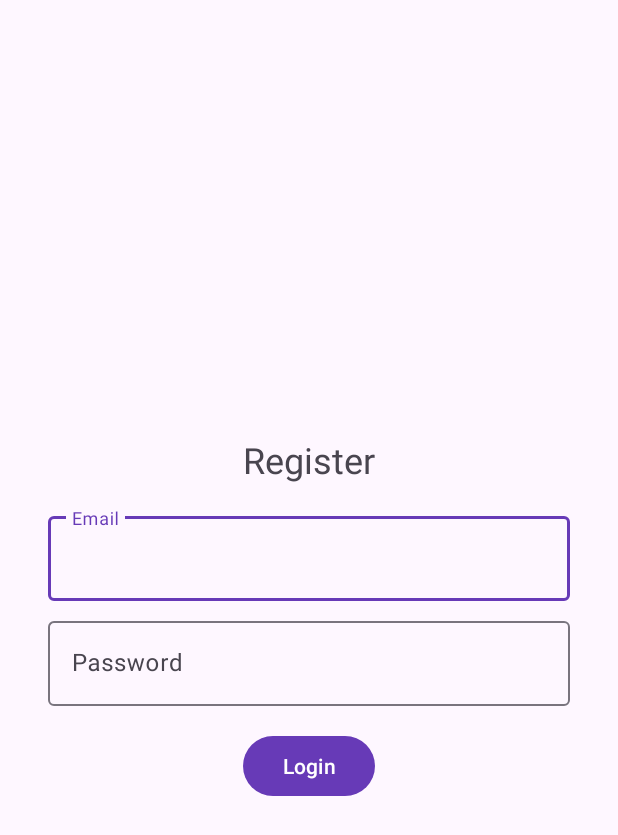
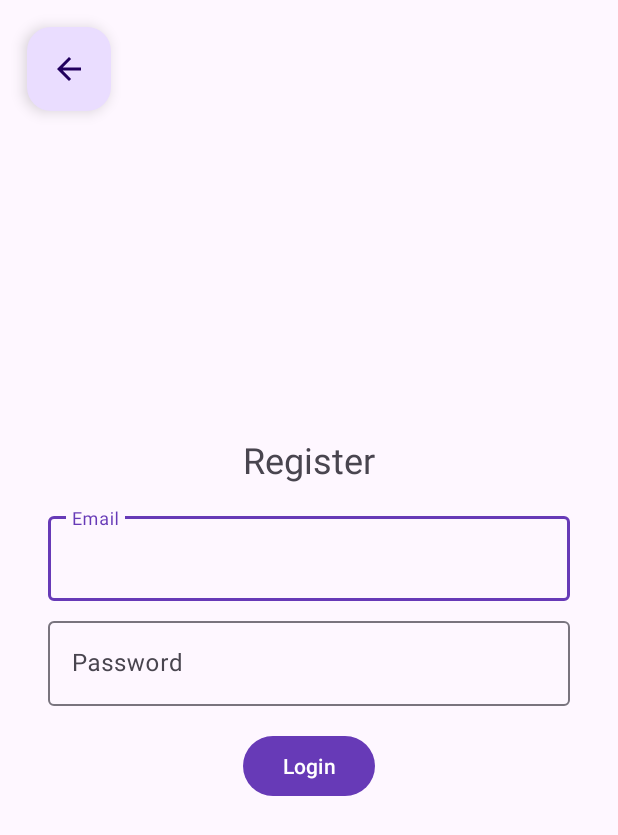
Before and after one commit to begordy/LinguaApp, an Android app built with Jetpack Compose: the screen it shows after launch (Register), after a tap on an icon or button, on a phone screen of 412 x 824 dp. Shown: the top 835 px of the screen. Run offline under Robolectric (Android 15) with nearby library versions, the phone set to English and light mode, and no system bars; our stand-ins replace Firebase (no records; nobody signed in at launch, a user with empty details on screens opened directly).

Commit message:
added Biometric authentication and made adjustments

```diff
--- /dev/null
+++ b/app/src/main/java/com/cs407/lingua/BiometricPromptManager.kt
@@ -0,0 +1,83 @@
+package com.cs407.lingua
+
+import android.os.Build
+import androidx.appcompat.app.AppCompatActivity
+import androidx.biometric.BiometricManager
+import androidx.biometric.BiometricManager.Authenticators.BIOMETRIC_STRONG
+import androidx.biometric.BiometricManager.Authenticators.DEVICE_CREDENTIAL
+import androidx.biometric.BiometricPrompt
+import androidx.biometric.BiometricPrompt.PromptInfo
+import kotlinx.coroutines.channels.Channel
+import kotlinx.coroutines.flow.receiveAsFlow
+
+class BiometricPromptManager(
+    private val activity: AppCompatActivity
+) {
+    private val resultChannel = Channel<BiometricResult>()
+    val promptResults = resultChannel.receiveAsFlow()
+
+    fun showBiometricPrompt(
+        title: String,
+        description: String
+    ) {
+        val manager = BiometricManager.from(activity)
+        val authenticators = if(Build.VERSION.SDK_INT >= 30) {
+            BIOMETRIC_STRONG or DEVICE_CREDENTIAL
+        } else BIOMETRIC_STRONG
+
+        val promptInfo = PromptInfo.Builder()
+            .setTitle(title)
+            .setDescription(description)
+            .setAllowedAuthenticators(authenticators)
+
+        if(Build.VERSION.SDK_INT < 30) {
+            promptInfo.setNegativeButtonText("Cancel")
+        }
+
+        when(manager.canAuthenticate(authenticators)) {
+            BiometricManager.BIOMETRIC_ERROR_HW_UNAVAILABLE -> {
+                resultChannel.trySend(BiometricResult.HardwareUnavailable)
+                return
+            }
+            BiometricManager.BIOMETRIC_ERROR_NO_HARDWARE -> {
+                resultChannel.trySend(BiometricResult.FeatureUnavailable)
+                return
+            }
+            BiometricManager.BIOMETRIC_ERROR_NONE_ENROLLED -> {
+                resultChannel.trySend(BiometricResult.AuthenticationNotSet)
+                return
+            }
+            else -> Unit
+        }
+
+        val prompt = BiometricPrompt(
+            activity,
+            object : BiometricPrompt.AuthenticationCallback() {
+                override fun onAuthenticationError(errorCode: Int, errString: CharSequence) {
+                    super.onAuthenticationError(errorCode, errString)
+                    resultChannel.trySend(BiometricResult.AuthenticationError(errString.toString()))
+                }
+
+                override fun onAuthenticationSucceeded(result: BiometricPrompt.AuthenticationResult) {
+                    super.onAuthenticationSucceeded(result)
+                    resultChannel.trySend(BiometricResult.AuthenticationSuccess)
+                }
+
+                override fun onAuthenticationFailed() {
+                    super.onAuthenticationFailed()
+                    resultChannel.trySend(BiometricResult.AuthenticationFailed)
+                }
+            }
+        )
+        prompt.authenticate(promptInfo.build())
+    }
+
+    sealed interface BiometricResult {
+        data object HardwareUnavailable: BiometricResult
+        data object FeatureUnavailable: BiometricResult
+        data class AuthenticationError(val error: String): BiometricResult
+        data object AuthenticationFailed: BiometricResult
+        data object AuthenticationSuccess: BiometricResult
+        data object AuthenticationNotSet: BiometricResult
+    }
+}
--- a/app/src/main/java/com/cs407/lingua/Login.kt
+++ b/app/src/main/java/com/cs407/lingua/Login.kt
@@ -1,6 +1,7 @@
 package com.cs407.lingua
 
 import android.content.Intent
+import android.os.Build
 import android.os.Bundle
 import android.util.Log
 import android.widget.Button
@@ -8,9 +9,13 @@ import android.widget.EditText
 import android.widget.Toast
 import androidx.activity.enableEdgeToEdge
 import androidx.appcompat.app.AppCompatActivity
+import androidx.biometric.BiometricManager
+import androidx.biometric.BiometricManager.Authenticators.BIOMETRIC_STRONG
+import androidx.biometric.BiometricManager.Authenticators.DEVICE_CREDENTIAL
 import androidx.core.view.ViewCompat
 import androidx.core.view.WindowInsetsCompat
 import com.google.android.gms.auth.api.identity.BeginSignInRequest
+import android.provider.Settings
 import com.google.android.gms.auth.api.signin.GoogleSignIn
 import com.google.android.gms.auth.api.signin.GoogleSignInAccount
 import com.google.android.gms.auth.api.signin.GoogleSignInClient
@@ -27,15 +32,25 @@ import kotlinx.coroutines.newSingleThreadContext
 
 class Login : AppCompatActivity() {
 
+    var authenticated = false
     private lateinit var googleAuth: Button
     private lateinit var auth: FirebaseAuth
     private lateinit var googleSignInClient: GoogleSignInClient
     private val RC_SIGN_IN = 20
 
+    private val promptManager by lazy {
+        BiometricPromptManager(this)
+    }
+
     override fun onCreate(savedInstanceState: Bundle?) {
         super.onCreate(savedInstanceState)
         enableEdgeToEdge()
         setContentView(R.layout.activity_login)
+
+        if (!authenticated) {
+            phoneAuth()
+            authenticated = true
+        }
 
         auth = FirebaseAuth.getInstance()
 
@@ -97,7 +112,6 @@ class Login : AppCompatActivity() {
         registerButton.setOnClickListener {
             val intent = Intent(this, Register::class.java)
             startActivity(intent)
-            finish()
         }
     }
 
@@ -137,4 +151,38 @@ class Login : AppCompatActivity() {
                 }
             }
     }
+
+    private fun phoneAuth() {
+        val biometricManager = BiometricManager.from(this)
+
+        when (biometricManager.canAuthenticate(BIOMETRIC_STRONG or DEVICE_CREDENTIAL)) {
+            BiometricManager.BIOMETRIC_SUCCESS -> {
+                // Delay prompt slightly to ensure activity transition completes
+                promptManager.showBiometricPrompt(
+                    title = "Biometric Authentication",
+                    description = "Authenticate using biometrics or device credentials"
+                )
+
+            }
+            BiometricManager.BIOMETRIC_ERROR_NO_HARDWARE -> {
+                Toast.makeText(this, "No biometric hardware available", Toast.LENGTH_SHORT).show()
+            }
+            BiometricManager.BIOMETRIC_ERROR_HW_UNAVAILABLE -> {
+                Toast.makeText(this, "Biometric hardware is currently unavailable", Toast.LENGTH_SHORT).show()
+            }
+            BiometricManager.BIOMETRIC_ERROR_NONE_ENROLLED -> {
+                if (Build.VERSION.SDK_INT >= Build.VERSION_CODES.R) { // Android 11 or higher
+                    val enrollIntent = Intent(Settings.ACTION_BIOMETRIC_ENROLL).apply {
+                        putExtra(
+                            Settings.EXTRA_BIOMETRIC_AUTHENTICATORS_ALLOWED,
+                            BIOMETRIC_STRONG or DEVICE_CREDENTIAL
+                        )
+                    }
+                    startActivity(enrollIntent)
+                } else {
+                    Toast.makeText(this, "No biometric credentials enrolled", Toast.LENGTH_SHORT).show()
+                }
+            }
+        }
+    }
 }
--- a/app/src/main/java/com/cs407/lingua/Register.kt
+++ b/app/src/main/java/com/cs407/lingua/Register.kt
@@ -1,4 +1,5 @@
 package com.cs407.lingua
+import android.content.Intent
 import android.os.Bundle
 import android.text.TextUtils
 import android.widget.Button
@@ -7,6 +8,7 @@ import androidx.activity.enableEdgeToEdge
 import androidx.appcompat.app.AppCompatActivity
 import androidx.core.view.ViewCompat
 import androidx.core.view.WindowInsetsCompat
+import com.google.android.material.floatingactionbutton.FloatingActionButton
 import com.google.android.material.textfield.TextInputEditText
 import com.google.firebase.auth.FirebaseAuth
 
@@ -25,6 +27,12 @@ class Register : AppCompatActivity() {
             val systemBars = insets.getInsets(WindowInsetsCompat.Type.systemBars())
             v.setPadding(systemBars.left, systemBars.top, systemBars.right, systemBars.bottom)
             insets
+        }
+
+        val backButton = findViewById<FloatingActionButton>(R.id.backButton)
+
+        backButton.setOnClickListener{
+            finish()
         }
 
         auth = FirebaseAuth.getInstance()
--- a/app/src/main/res/layout/activity_register.xml
+++ b/app/src/main/res/layout/activity_register.xml
@@ -2,10 +2,11 @@
 <androidx.constraintlayout.widget.ConstraintLayout xmlns:android="http://schemas.android.com/apk/res/android"
     xmlns:app="http://schemas.android.com/apk/res-auto"
     xmlns:tools="http://schemas.android.com/tools"
+    android:id="@+id/register_page"
     android:layout_width="match_parent"
     android:layout_height="match_parent"
-    android:id="@+id/register_page"
     tools:context=".Login">
+
 
   <!-- LinearLayout to contain all login components -->
   <LinearLayout
@@ -73,4 +74,16 @@
 
   </LinearLayout>
 
+  <com.google.android.material.floatingactionbutton.FloatingActionButton
+      android:id="@+id/backButton"
+      android:layout_width="wrap_content"
+      android:layout_height="wrap_content"
+      android:layout_marginStart="18dp"
+      android:layout_marginTop="18dp"
+      android:clickable="true"
+      android:contentDescription="@string/goBack"
+      app:layout_constraintStart_toStartOf="parent"
+      app:layout_constraintTop_toTopOf="parent"
+      app:srcCompat="@drawable/back_arrow" />
+
 </androidx.constraintlayout.widget.ConstraintLayout>
--- a/app/src/main/res/values/strings.xml
+++ b/app/src/main/res/values/strings.xml
@@ -25,6 +25,7 @@
     <string name="email">Email</string>
     <string name="reg_user">Username</string>
     <string name="register_button">Don\'t have an account? Register</string>
+    <string name="goBack">Go Back to Login</string>
 
     <string name="web_client_id">305512126067-qvtr71rosohmhopiebnmh6qieots8vh5.apps.googleusercontent.com</string>
 
```
Also changed, not shown: app/build.gradle.kts (+6 -1 lines).
